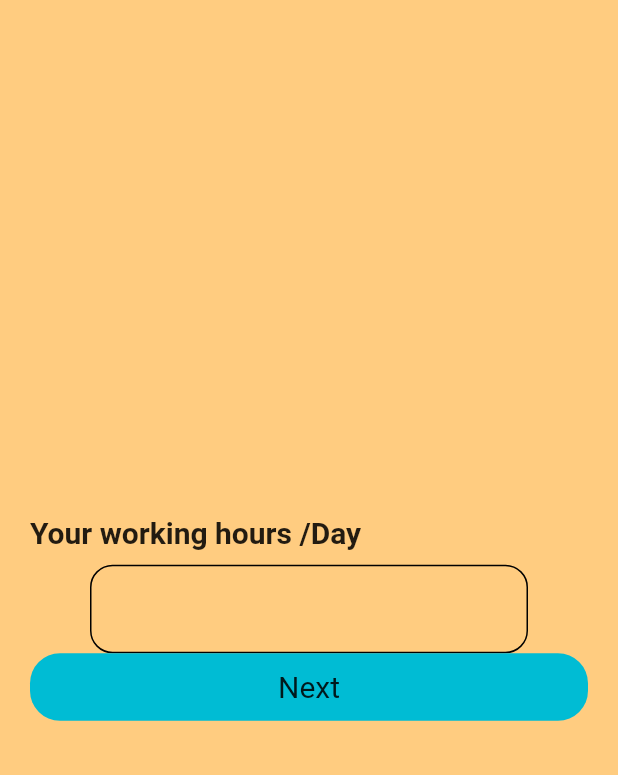
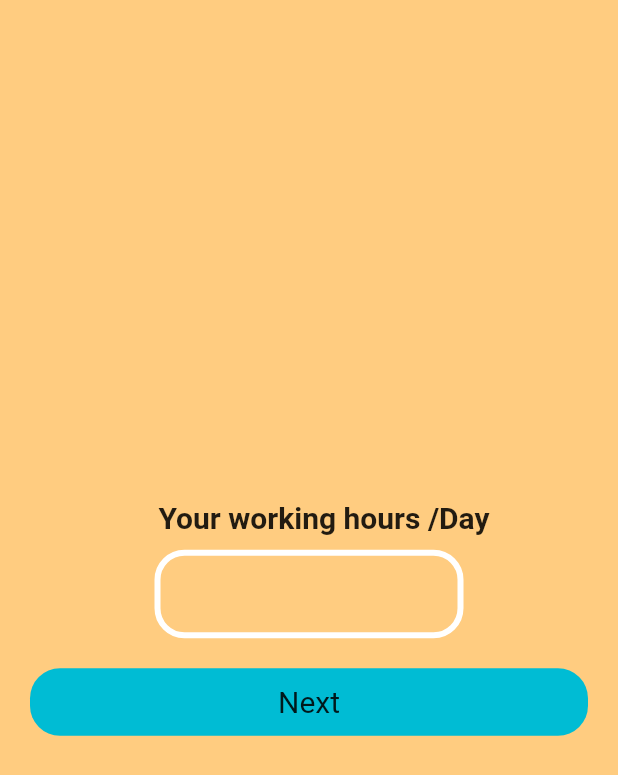
Before and after one commit to zuberypima/dietplanapp, a Flutter app: the HeightPage screen opened directly with empty values, after a tap on "Next", on a phone screen of 412 x 824 dp. Shown: the top 775 px of the screen. Run offline on Flutter 3.47's test engine with Material 2 defaults, Android fonts, the light colour scheme and no system bars; our stand-ins replace cloud_firestore, firebase_auth, firebase_core, firebase_database, hive, hive_flutter and 2 more; accounts and stored records are empty; network calls fail.

Commit message:
New smartdiet app

```diff
--- a/lib/pages/goalweightpage.dart
+++ b/lib/pages/goalweightpage.dart
@@ -8,7 +8,7 @@ import 'package:smartdietapp/widgets/nextbutton.dart';
 
 class GoalWeightPage extends StatelessWidget {
   GoalWeightPage({Key? key}) : super(key: key);
-  var _goalweightbox = Hive.box('gweight');
+ // var _goalweightbox = Hive.box('gweight');
 
   final TextEditingController _goalweight = TextEditingController();
   double? goalweight ;
@@ -53,7 +53,7 @@ class GoalWeightPage extends StatelessWidget {
                 final key = 'GoalWeight';
                 final value = goalweight;
                 //  await Hive.box('goalweight').put(key, value);
-                await _goalweightbox.put(key, value).toString();
+              //  await _goalweightbox.put(key, value).toString();
 
                 Navigator.push(context,
                     MaterialPageRoute(builder: (context) => HomeScren()));
--- a/lib/pages/heightpage.dart
+++ b/lib/pages/heightpage.dart
@@ -2,7 +2,7 @@ import 'package:flutter/material.dart';
 import 'package:hive_flutter/hive_flutter.dart';
 import 'package:smartdietapp/models/adduserdata.dart';
 import 'package:smartdietapp/models/datatofirebase.dart';
-import 'package:smartdietapp/pages/lifestyledetails.dart';
+import 'package:smartdietapp/pages/workinghours.dart';
 import 'package:smartdietapp/widgets/nextbutton.dart';
 import 'package:toggle_switch/toggle_switch.dart';
 
@@ -24,27 +24,7 @@ class _HeightPageState extends State<HeightPage> {
   int _heightvalue = 2;
   double _height = 1.0;
 
-  String dislable = '';
-  void addvalur() {
-    setState(() {
-      _heightvalue += 1;
-    });
-  }
 
-  void subvalur() {
-    setState(() {
-      _heightvalue -= 1;
-    });
-  }
-
- // var box = Hive.box('username');
- // var box1 = Hive.box('userage');
- // var box2 = Hive.box('userweight');
-
-  // final _nameuser = Hive.box('username').values.toString();
-  // final _age = Hive.box('usedage').values.toString();
-  // final _weight = Hive.box('userweight').values.toString();
-  //String _username =UserInfomation().name;
 
   @override
   Widget build(BuildContext context) {
@@ -78,7 +58,7 @@ class _HeightPageState extends State<HeightPage> {
           Padding(
             padding: const EdgeInsets.only(bottom: 20),
             child: Text(
-              'What is your Height (${dislable})',
+              'What is your Height ()',
               style: TextStyle(fontSize: 20, fontWeight: FontWeight.w600),
             ),
           ),
@@ -106,9 +86,9 @@ class _HeightPageState extends State<HeightPage> {
           InkWell(
               onTap: () {
                // UserData().adddata(name, age, weight, _heightvalue.toString());
-               AddUserData().userDetails(widget.name, widget.age,widget.weight,_height.toString());
+
                 Navigator.push(context,
-                    MaterialPageRoute(builder: (context) => LifeStylePage()));
+                    MaterialPageRoute(builder: (context) => WorkingHoursPage(name: widget.name,age: widget.age,weight: widget.weight,height: _heightvalue.toString(),)));
               },
               child: NextButton('Next'))
         ],
--- a/lib/pages/lifestyledetails.dart
+++ /dev/null
@@ -1,48 +0,0 @@
-import 'package:flutter/material.dart';
-import 'package:smartdietapp/models/bmicalculator.dart';
-import 'package:smartdietapp/pages/goalweightpage.dart';
-import 'package:smartdietapp/widgets/firstform.dart';
-import 'package:smartdietapp/widgets/nextbutton.dart';
-
-class LifeStylePage extends StatelessWidget {
-  const LifeStylePage({Key? key}) : super(key: key);
-
-  @override
-  Widget build(BuildContext context) {
-    return Scaffold(
-      backgroundColor: Colors.orange[200],
-      body: Center(
-          child: Column(
-        mainAxisAlignment: MainAxisAlignment.center,
-        crossAxisAlignment: CrossAxisAlignment.start,
-        children: [
-          Padding(
-            padding: const EdgeInsets.only(left: 20, bottom: 10),
-            child: Text(
-              'Your working hours /Day',
-              style: TextStyle(fontSize: 20, fontWeight: FontWeight.w600),
-            ),
-          ),
-          // FIrstForm(),
-          Padding(
-            padding: const EdgeInsets.only(left: 60,right: 60),
-            child: TextFormField(
-              decoration: InputDecoration(
-                focusedBorder:
-                    OutlineInputBorder(borderRadius: BorderRadius.circular(15)),
-                    enabledBorder: OutlineInputBorder(borderRadius: BorderRadius.circular(15))
-              ),
-            ),
-          ),
-          InkWell(
-              onTap: () {
-                BIM().bmicalculator();
-                Navigator.push(context,
-                    MaterialPageRoute(builder: (context) => GoalWeightPage()));
-              },
-              child: NextButton('Next'))
-        ],
-      )),
-    );
-  }
-}
--- /dev/null
+++ b/lib/pages/workinghours.dart
@@ -0,0 +1,87 @@
+import 'package:flutter/material.dart';
+import 'package:smartdietapp/models/bmicalculator.dart';
+import 'package:smartdietapp/pages/goalweightpage.dart';
+import 'package:smartdietapp/widgets/firstform.dart';
+import 'package:smartdietapp/widgets/nextbutton.dart';
+
+class WorkingHoursPage extends StatefulWidget {
+  String name;
+  String age;
+  String weight;
+  String height;
+  WorkingHoursPage(
+      {Key? key,
+      required this.name,
+      required this.age,
+      required this.weight,
+      required this.height})
+      : super(key: key);
+
+  @override
+  State<WorkingHoursPage> createState() => _WorkingHoursPageState();
+}
+
+class _WorkingHoursPageState extends State<WorkingHoursPage> {
+  String _workingtime='';
+  @override
+  Widget build(BuildContext context) {
+    return Scaffold(
+      backgroundColor: Colors.orange[200],
+      body: Center(
+          child: Column(
+        mainAxisAlignment: MainAxisAlignment.center,
+        crossAxisAlignment: CrossAxisAlignment.start,
+        children: [
+          Center(
+            child: Padding(
+              padding: const EdgeInsets.only(left: 20, bottom: 10),
+              child: Text(
+                'Your working hours /Day',
+                style: TextStyle(fontSize: 20, fontWeight: FontWeight.w600),
+              ),
+            ),
+          ),
+          // FIrstForm(),
+          Center(
+            child: Padding(
+              padding: const EdgeInsets.only(bottom: 20),
+              child: Container(
+                  width: MediaQuery.of(context).size.width / 2,
+                  child: TextFormField(
+                    onChanged: (value) {
+                      //  _weightvl = double.parse(value);
+                    },
+                    keyboardType: TextInputType.number,
+                    textAlign: TextAlign.center,
+                    decoration: InputDecoration(
+                        focusedBorder: OutlineInputBorder(
+                          borderSide: BorderSide(color: Colors.white, width: 4),
+                          borderRadius: BorderRadius.circular(20),
+                        ),
+                        enabledBorder: OutlineInputBorder(
+                            borderSide:
+                                BorderSide(color: Colors.white, width: 4),
+                            borderRadius: BorderRadius.circular(20))),
+                  )),
+            ),
+          ),
+          InkWell(
+              onTap: () {
+                //  BIM().bmicalculator();
+                Navigator.push(
+                    context,
+                    MaterialPageRoute(
+                        builder: (context) => GoalWeightPage(
+                              name: widget.name,
+                              age: widget.age,
+                              weight: widget.weight,
+                              height: widget.height,
+                              workingtime: _workingtime,
+                            )));
+              },
+              child: NextButton('Next'))
+        ],
+      )),
+    );
+  }
+}
```
